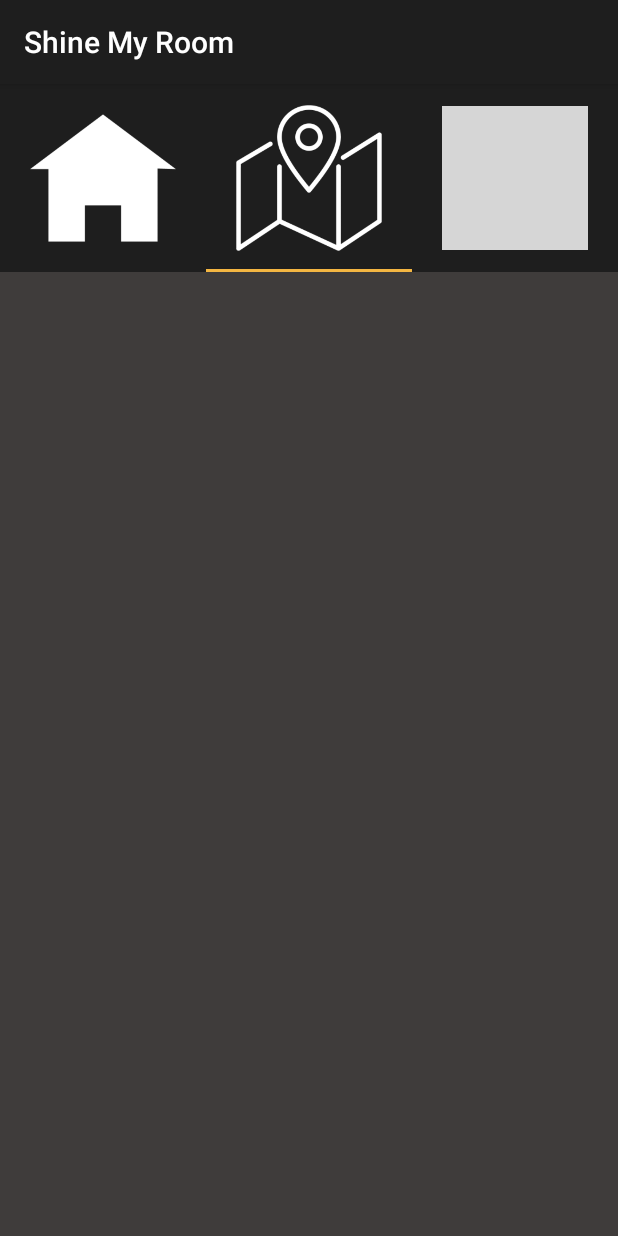
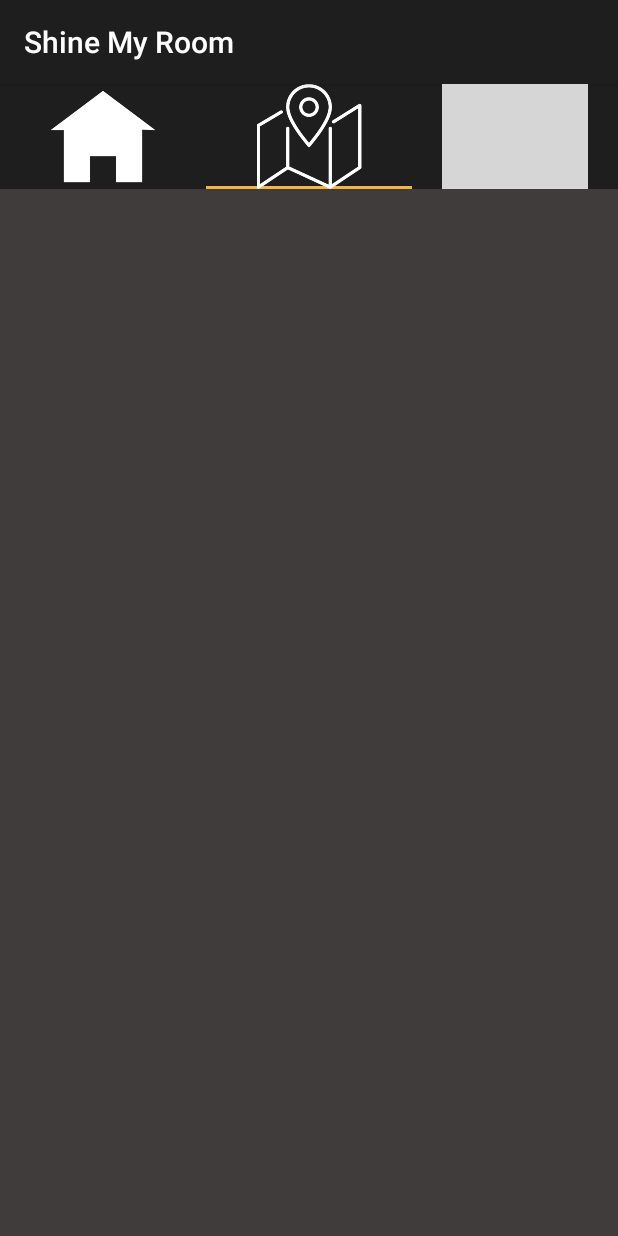
Before and after one commit to liao1994/SMAP, an Android app: the screen it shows after launch (MainActivity), tab 2 chosen, on a phone screen of 412 x 824 dp. Run offline under Robolectric (Android 15) with nearby library versions, the phone set to English and light mode, and no system bars; libraries missing offline, so code that uses them is left out: com.todddavies.components; 3 statements that could not run were skipped; grey boxes are pictures that could not be loaded.

Commit message:
Icon size

```diff
--- a/ShineMyRoom/app/src/main/res/layout/activity_main.xml
+++ b/ShineMyRoom/app/src/main/res/layout/activity_main.xml
@@ -13,11 +13,10 @@
     <android.support.design.widget.TabLayout
         android:id="@+id/tab_layout"
         android:layout_width="match_parent"
-        android:layout_height="90dp"
+        android:layout_height="70dp"
         android:layout_below="@+id/toolbar"
         android:background="?attr/colorPrimary"
         android:theme="@style/ThemeOverlay.AppCompat.Dark.ActionBar"
-        android:layout_weight="0.06"
         app:tabPaddingStart="20dp"
         app:tabPaddingEnd="20dp"
         />
@@ -27,6 +26,7 @@
         android:layout_width="match_parent"
         android:layout_height="0dp"
         android:layout_weight="1" />
+
     <TextView
         android:id="@+id/connection_status_txt"
         android:layout_width="match_parent"
```
